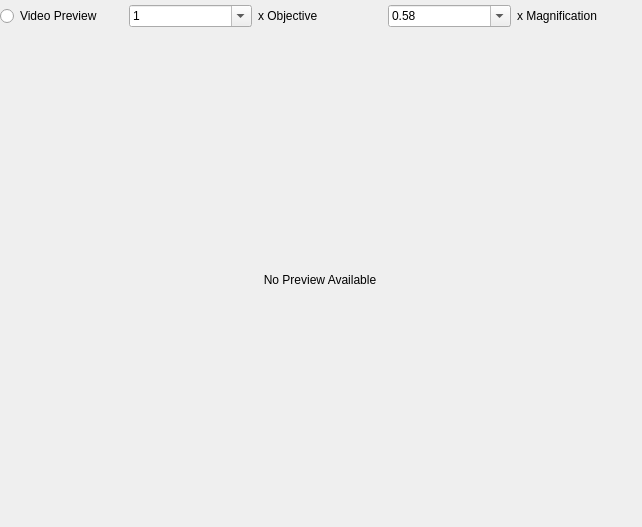
Above: ui/video_window.ui from alchem0x2A/SGI before the change. Below: the same form after it.
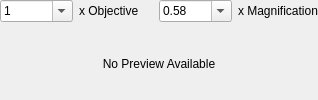
That is the form after the change. Custom widgets are drawn as their Qt base class.

Commit message: Remove the previous button as unnecessay

The edit to the form file:
```diff
--- a/ui/video_window.ui
+++ b/ui/video_window.ui
@@ -6,53 +6,35 @@
    <rect>
     <x>0</x>
     <y>0</y>
-    <width>642</width>
-    <height>527</height>
+    <width>318</width>
+    <height>100</height>
    </rect>
   </property>
+  <property name="sizePolicy">
+   <sizepolicy hsizetype="Preferred" vsizetype="Preferred">
+    <horstretch>0</horstretch>
+    <verstretch>0</verstretch>
+   </sizepolicy>
+  </property>
   <property name="windowTitle">
    <string>Form</string>
   </property>
-  <widget class="ClickableLabel" name="video_frame">
-   <property name="geometry">
-    <rect>
-     <x>0</x>
-     <y>40</y>
-     <width>640</width>
-     <height>480</height>
-    </rect>
+  <layout class="QGridLayout" name="gridLayout_2">
+   <property name="leftMargin">
+    <number>0</number>
    </property>
-   <property name="mouseTracking">
-    <bool>false</bool>
+   <property name="topMargin">
+    <number>0</number>
    </property>
-   <property name="frameShadow">
-    <enum>QFrame::Sunken</enum>
+   <property name="rightMargin">
+    <number>0</number>
    </property>
-   <property name="text">
-    <string>No Preview Available</string>
+   <property name="bottomMargin">
+    <number>0</number>
    </property>
-   <property name="alignment">
-    <set>Qt::AlignCenter</set>
-   </property>
-  </widget>
-  <widget class="QWidget" name="layoutWidget">
-   <property name="geometry">
-    <rect>
-     <x>0</x>
-     <y>0</y>
-     <width>640</width>
-     <height>32</height>
-    </rect>
-   </property>
-   <layout class="QHBoxLayout" name="horizontalLayout">
-    <item>
-     <widget class="QRadioButton" name="radio_preview">
-      <property name="text">
-       <string>Video Preview</string>
-      </property>
-     </widget>
-    </item>
-    <item>
+   <item row="0" column="0">
+    <layout class="QGridLayout" name="gridLayout">
+     <item row="0" column="0">
      <widget class="QComboBox" name="combo_objective">
       <property name="editable">
        <bool>true</bool>
@@ -74,14 +56,14 @@
       </item>
      </widget>
     </item>
-    <item>
+     <item row="0" column="1">
      <widget class="QLabel" name="label">
       <property name="text">
        <string>x Objective</string>
       </property>
      </widget>
     </item>
-    <item>
+     <item row="0" column="2">
      <widget class="QComboBox" name="combo_magnification">
       <property name="editable">
        <bool>true</bool>
@@ -118,7 +100,7 @@
       </item>
      </widget>
     </item>
-    <item>
+     <item row="0" column="3">
      <widget class="QLabel" name="label_2">
       <property name="text">
        <string>x Magnification</string>
@@ -126,7 +108,30 @@
      </widget>
     </item>
    </layout>
-  </widget>
+   </item>
+   <item row="1" column="0">
+    <widget class="ClickableLabel" name="video_frame">
+     <property name="minimumSize">
+      <size>
+       <width>300</width>
+       <height>30</height>
+      </size>
+     </property>
+     <property name="mouseTracking">
+      <bool>false</bool>
+     </property>
+     <property name="frameShadow">
+      <enum>QFrame::Sunken</enum>
+     </property>
+     <property name="text">
+      <string>No Preview Available</string>
+     </property>
+     <property name="alignment">
+      <set>Qt::AlignCenter</set>
+     </property>
+    </widget>
+   </item>
+  </layout>
  </widget>
  <customwidgets>
   <customwidget>
```
Left out of the diff: 1 changed line with no effect on the pictures. Lines whose indentation alone changed are shown as unchanged. The commit also changes 2 other files.
